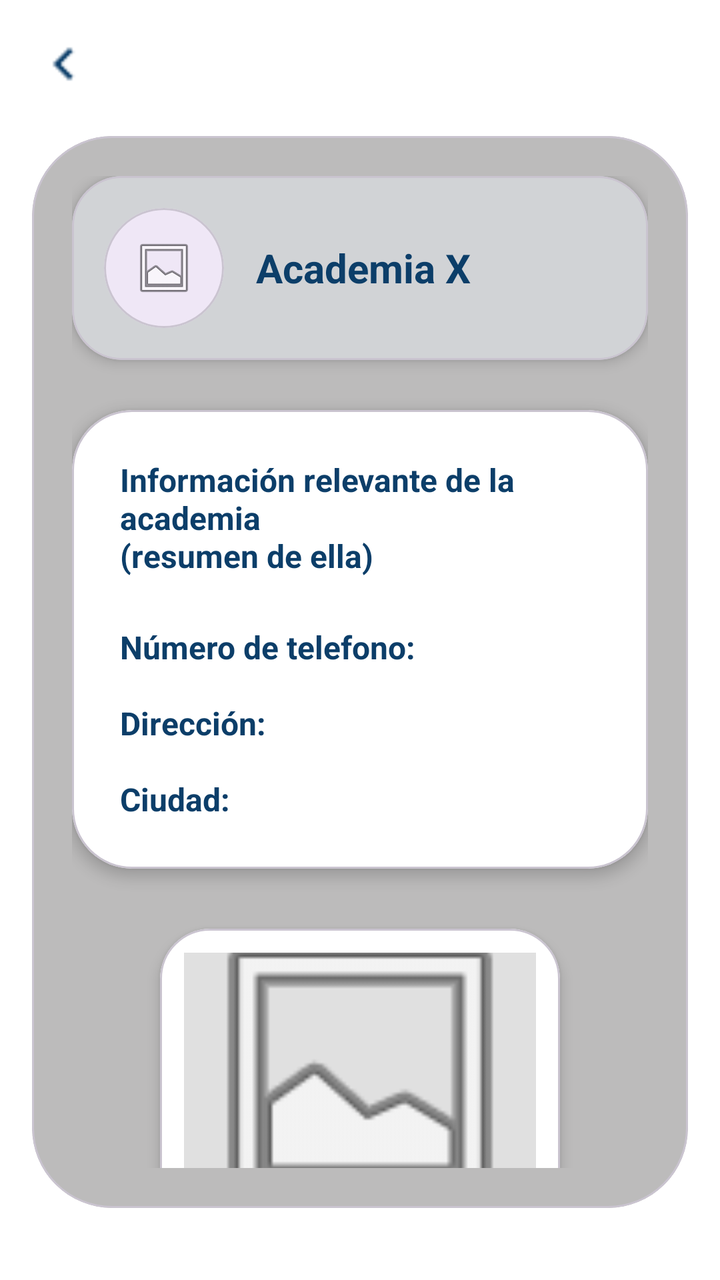
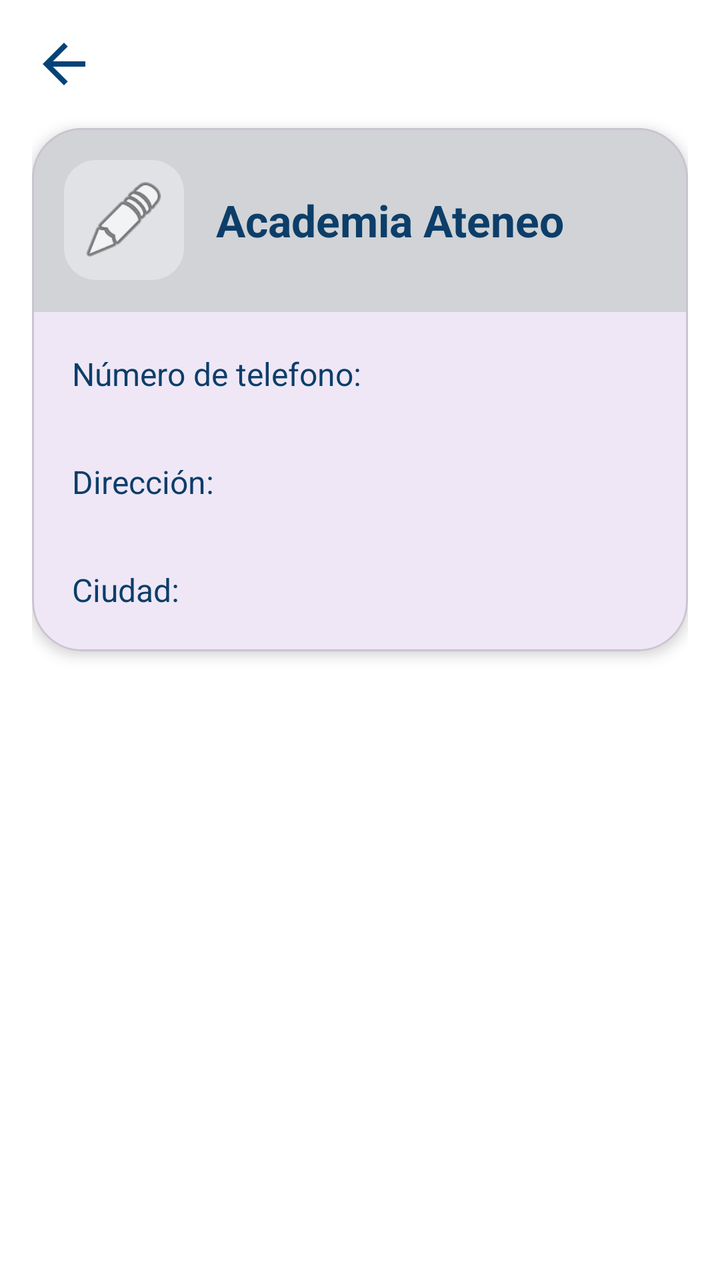

An Android layout rendered at two revisions. The XML below is the earlier revision; the diff shows what the commit changed to produce the second picture.
<!-- AndroidManifest.xml: application theme Theme.ProyectoFloppy -->
<!-- res/layout/fragment_detalle_academia.xml -->
<?xml version="1.0" encoding="utf-8"?>
<androidx.constraintlayout.widget.ConstraintLayout
    xmlns:android="http://schemas.android.com/apk/res/android"
    xmlns:app="http://schemas.android.com/apk/res-auto"
    android:layout_width="match_parent"
    android:layout_height="match_parent"
    android:background="#FFFFFF"
    android:padding="16dp">

    <ImageView
        android:id="@+id/btn_back_detalle"
        android:layout_width="32dp"
        android:layout_height="32dp"
        android:src="@drawable/flecha"
        app:layout_constraintTop_toTopOf="parent"
        app:layout_constraintStart_toStartOf="parent"
        app:tint="#0C3E69" />

    <com.google.android.material.card.MaterialCardView
        android:layout_width="match_parent"
        android:layout_height="0dp"
        android:layout_marginTop="20dp"
        android:layout_marginBottom="20dp"
        app:cardBackgroundColor="#BCBBBB"
        app:cardCornerRadius="40dp"
        app:cardElevation="0dp"
        app:layout_constraintTop_toBottomOf="@id/btn_back_detalle"
        app:layout_constraintBottom_toBottomOf="parent">

        <LinearLayout
            android:layout_width="match_parent"
            android:layout_height="match_parent"
            android:orientation="vertical"
            android:padding="20dp">

            <com.google.android.material.card.MaterialCardView
                android:layout_width="match_parent"
                android:layout_height="wrap_content"
                app:cardBackgroundColor="#D1D3D6"
                app:cardCornerRadius="25dp"
                app:cardElevation="4dp">

                <LinearLayout
                    android:layout_width="match_parent"
                    android:layout_height="wrap_content"
                    android:gravity="center_vertical"
                    android:padding="16dp">

                    <com.google.android.material.card.MaterialCardView
                        android:layout_width="60dp"
                        android:layout_height="60dp"
                        app:cardCornerRadius="30dp">
                        <ImageView
                            android:layout_width="match_parent"
                            android:layout_height="match_parent"
                            android:src="@android:drawable/ic_menu_gallery"
                            android:scaleType="centerInside"
                            android:padding="8dp"/>
                    </com.google.android.material.card.MaterialCardView>

                    <TextView
                        android:layout_width="wrap_content"
                        android:layout_height="wrap_content"
                        android:layout_marginStart="16dp"
                        android:text="@string/academia_x"
                        android:textColor="#0C3E69"
                        android:textStyle="bold"
                        android:textSize="20sp" />
                </LinearLayout>
            </com.google.android.material.card.MaterialCardView>

            <com.google.android.material.card.MaterialCardView
                android:layout_width="match_parent"
                android:layout_height="wrap_content"
                android:layout_marginTop="25dp"
                app:cardBackgroundColor="#FFFFFF"
                app:cardCornerRadius="30dp"
                app:cardElevation="4dp">

                <LinearLayout
                    android:layout_width="match_parent"
                    android:layout_height="wrap_content"
                    android:orientation="vertical"
                    android:padding="24dp">

                    <TextView
                        android:layout_width="match_parent"
                        android:layout_height="wrap_content"
                        android:text="@string/resumen_academia"
                        android:textColor="#0C3E69"
                        android:textStyle="bold"
                        android:textSize="16sp" />

                    <TextView
                        android:layout_width="match_parent"
                        android:layout_height="wrap_content"
                        android:layout_marginTop="24dp"
                        android:text="@string/detalle_info_academia"
                        android:textColor="#0C3E69"
                        android:textStyle="bold"
                        android:textSize="16sp" />
                </LinearLayout>
            </com.google.android.material.card.MaterialCardView>

            <com.google.android.material.card.MaterialCardView
                android:layout_width="200dp"
                android:layout_height="150dp"
                android:layout_marginTop="30dp"
                android:layout_gravity="center_horizontal"
                app:cardBackgroundColor="#FFFFFF"
                app:cardCornerRadius="25dp"
                app:cardElevation="4dp">

                <ImageView
                    android:layout_width="match_parent"
                    android:layout_height="match_parent"
                    android:layout_margin="12dp"
                    android:scaleType="centerCrop"
                    android:src="@android:drawable/ic_menu_gallery"
                    android:background="#E0E0E0"/>
            </com.google.android.material.card.MaterialCardView>

        </LinearLayout>
    </com.google.android.material.card.MaterialCardView>

</androidx.constraintlayout.widget.ConstraintLayout>
<!-- resources referenced by this layout -->
<resources>
  <!-- drawable flecha: png bitmap (drawable, 340 bytes) -->
  <string name="academia_x">Academia X</string>
  <string name="detalle_info_academia">Número de telefono:\n\nDirección:\n\nCiudad:</string>
  <string name="resumen_academia">Información relevante de la academia\n(resumen de ella)</string>
  <style name="Theme.ProyectoFloppy" parent="Base.Theme.ProyectoFloppy" />
  <style name="Base.Theme.ProyectoFloppy" parent="Theme.Material3.DayNight.NoActionBar">
          
          
      </style>
</resources>

<!-- the commit's change to res/layout/fragment_detalle_academia.xml (unified diff, before → after) -->
@@ -11,115 +11,59 @@
         android:id="@+id/btn_back_detalle"
         android:layout_width="32dp"
         android:layout_height="32dp"
-        android:src="@drawable/flecha"
+        android:src="@drawable/baseline_arrow_back_24"
         app:layout_constraintTop_toTopOf="parent"
         app:layout_constraintStart_toStartOf="parent"
-        app:tint="#0C3E69" />
+        app:tint="@color/corporativo" />
 
     <com.google.android.material.card.MaterialCardView
         android:layout_width="match_parent"
-        android:layout_height="0dp"
-        android:layout_marginTop="20dp"
-        android:layout_marginBottom="20dp"
-        app:cardBackgroundColor="#BCBBBB"
-        app:cardCornerRadius="40dp"
-        app:cardElevation="0dp"
-        app:layout_constraintTop_toBottomOf="@id/btn_back_detalle"
-        app:layout_constraintBottom_toBottomOf="parent">
+        android:layout_height="wrap_content"
+        android:layout_marginTop="16dp"
+        app:cardCornerRadius="25dp"
+        app:cardElevation="4dp"
+        app:layout_constraintTop_toBottomOf="@id/btn_back_detalle">
 
         <LinearLayout
             android:layout_width="match_parent"
-            android:layout_height="match_parent"
-            android:orientation="vertical"
-            android:padding="20dp">
+            android:layout_height="wrap_content"
+            android:orientation="vertical">
 
-            <com.google.android.material.card.MaterialCardView
+            <LinearLayout
                 android:layout_width="match_parent"
                 android:layout_height="wrap_content"
-                app:cardBackgroundColor="#D1D3D6"
-                app:cardCornerRadius="25dp"
-                app:cardElevation="4dp">
+                android:background="#D1D3D6"
+                android:gravity="center_vertical"
+                android:padding="16dp">
 
-                <LinearLayout
-                    android:layout_width="match_parent"
+                <ImageView
+                    android:id="@+id/iv_academia_foto"
+                    android:layout_width="60dp"
+                    android:layout_height="60dp"
+                    android:background="@drawable/fondo_gris_redondeado"
+                    android:padding="8dp"
+                    android:src="@android:drawable/ic_menu_edit" />
+
+                <TextView
+                    android:id="@+id/tv_nombre_academia_detalle"
+                    android:layout_width="wrap_content"
                     android:layout_height="wrap_content"
-                    android:gravity="center_vertical"
-                    android:padding="16dp">
+                    android:layout_marginStart="16dp"
+                    android:text="@string/academia_ateneo"
+                    android:textColor="#0C3E69"
+                    android:textSize="22sp"
+                    android:textStyle="bold" />
+            </LinearLayout>
 
-                    <com.google.android.material.card.MaterialCardView
-                        android:layout_width="60dp"
-                        android:layout_height="60dp"
-                        app:cardCornerRadius="30dp">
-                        <ImageView
-                            android:layout_width="match_parent"
-                            android:layout_height="match_parent"
-                            android:src="@android:drawable/ic_menu_gallery"
-                            android:scaleType="centerInside"
-                            android:padding="8dp"/>
-                    </com.google.android.material.card.MaterialCardView>
-
-                    <TextView
-                        android:layout_width="wrap_content"
-                        android:layout_height="wrap_content"
-                        android:layout_marginStart="16dp"
-                        android:text="@string/academia_x"
-                        android:textColor="#0C3E69"
-                        android:textStyle="bold"
-                        android:textSize="20sp" />
-                </LinearLayout>
-            </com.google.android.material.card.MaterialCardView>
-
-            <com.google.android.material.card.MaterialCardView
+            <TextView
+                android:id="@+id/tv_info_academia_completa"
                 android:layout_width="match_parent"
                 android:layout_height="wrap_content"
-                android:layout_marginTop="25dp"
-                app:cardBackgroundColor="#FFFFFF"
-                app:cardCornerRadius="30dp"
-                app:cardElevation="4dp">
-
-                <LinearLayout
-                    android:layout_width="match_parent"
-                    android:layout_height="wrap_content"
-                    android:orientation="vertical"
-                    android:padding="24dp">
-
-                    <TextView
-                        android:layout_width="match_parent"
-                        android:layout_height="wrap_content"
-                        android:text="@string/resumen_academia"
-                        android:textColor="#0C3E69"
-                        android:textStyle="bold"
-                        android:textSize="16sp" />
-
-                    <TextView
-                        android:layout_width="match_parent"
-                        android:layout_height="wrap_content"
-                        android:layout_marginTop="24dp"
-                        android:text="@string/detalle_info_academia"
-                        android:textColor="#0C3E69"
-                        android:textStyle="bold"
-                        android:textSize="16sp" />
-                </LinearLayout>
-            </com.google.android.material.card.MaterialCardView>
-
-            <com.google.android.material.card.MaterialCardView
-                android:layout_width="200dp"
-                android:layout_height="150dp"
-                android:layout_marginTop="30dp"
-                android:layout_gravity="center_horizontal"
-                app:cardBackgroundColor="#FFFFFF"
-                app:cardCornerRadius="25dp"
-                app:cardElevation="4dp">
-
-                <ImageView
-                    android:layout_width="match_parent"
-                    android:layout_height="match_parent"
-                    android:layout_margin="12dp"
-                    android:scaleType="centerCrop"
-                    android:src="@android:drawable/ic_menu_gallery"
-                    android:background="#E0E0E0"/>
-            </com.google.android.material.card.MaterialCardView>
-
+                android:padding="20dp"
+                android:text="@string/detalle_info_academia"
+                android:textColor="#0C3E69"
+                android:textSize="16sp"
+                android:lineSpacingExtra="8dp" />
         </LinearLayout>
     </com.google.android.material.card.MaterialCardView>
 
<!-- resource entries referenced after the edit -->
@@ -1,9 +1,24 @@
 <!-- resources referenced by this layout -->
 <resources>
-  <!-- drawable flecha: png bitmap (drawable, 340 bytes) -->
-  <string name="academia_x">Academia X</string>
+  <color name="corporativo">#044377</color>
+  <!-- drawable baseline_arrow_back_24 (drawable) -->
+  <vector xmlns:android="http://schemas.android.com/apk/res/android"
+      android:width="24dp"
+      android:height="24dp"
+      android:viewportWidth="24.0"
+      android:viewportHeight="24.0">
+      <path
+          android:fillColor="#FF000000"
+          android:pathData="M20,11H7.83l5.59,-5.59L12,4l-8,8 8,8 1.41,-1.41L7.83,13H20v-2z"/>
+  </vector>
+  <!-- drawable fondo_gris_redondeado (drawable) -->
+  <?xml version="1.0" encoding="utf-8"?>
+  <shape xmlns:android="http://schemas.android.com/apk/res/android">
+      <solid android:color="#E0E2E5" />
+      <corners android:radius="16dp" />
+  </shape>
+  <string name="academia_ateneo">Academia Ateneo</string>
   <string name="detalle_info_academia">Número de telefono:\n\nDirección:\n\nCiudad:</string>
-  <string name="resumen_academia">Información relevante de la academia\n(resumen de ella)</string>
   <style name="Theme.ProyectoFloppy" parent="Base.Theme.ProyectoFloppy" />
   <style name="Base.Theme.ProyectoFloppy" parent="Theme.Material3.DayNight.NoActionBar">
           
